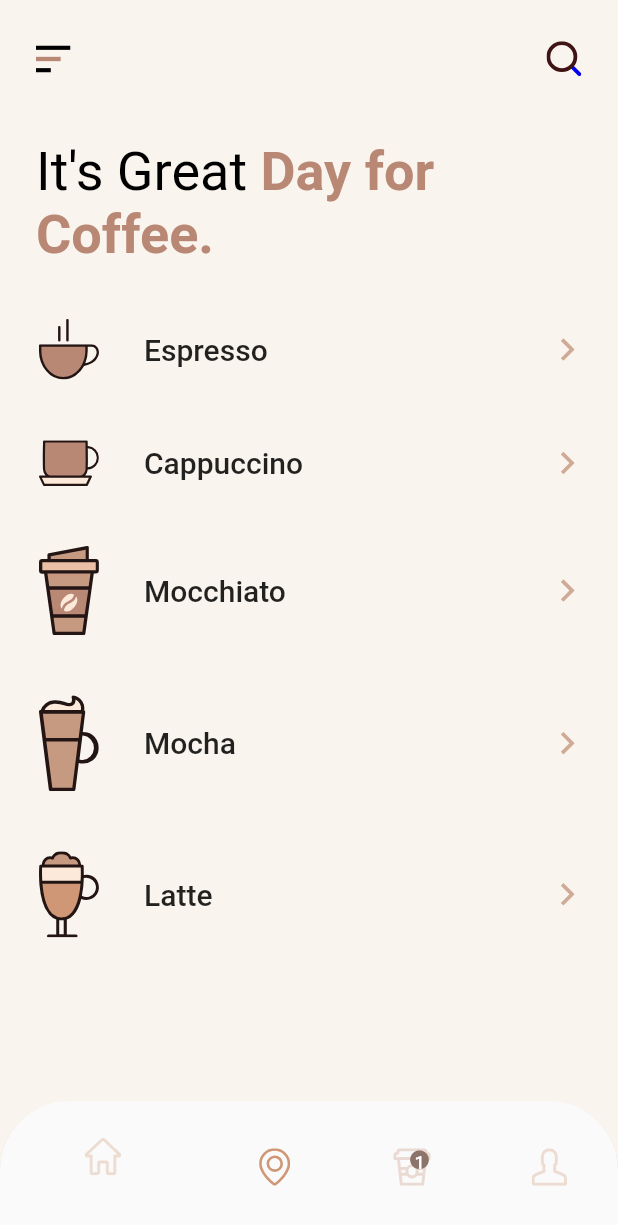
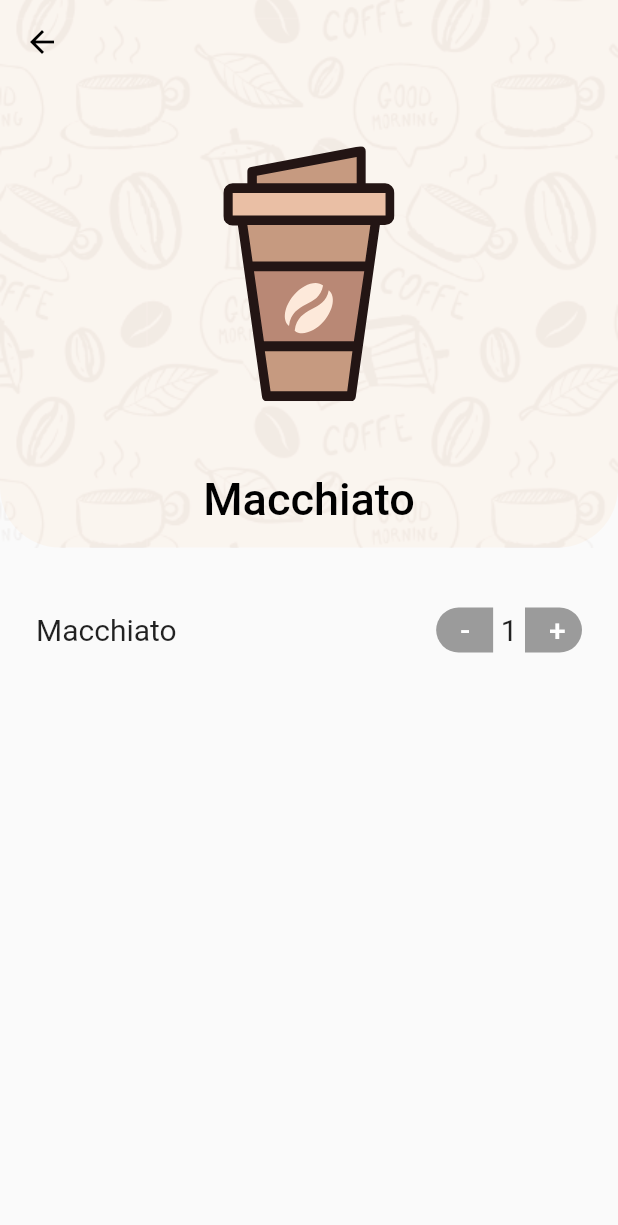
Before and after one commit to subhanrn/CoffeeShop, a Flutter app: the screen it shows after launch, after a tap on "Espresso", on a phone screen of 412 x 824 dp. Shown: the top 1225 px of the screen. Run offline on Flutter 3.47's test engine with Material 2 defaults, Android fonts, the phone set to English and light mode, and no system bars; our stand-ins replace flutter_svg, get_it, google_fonts; Roboto replaces fonts that are missing (Sen).

Commit message:
add detail product page

```diff
--- a/lib/app.dart
+++ b/lib/app.dart
@@ -1,5 +1,8 @@
-import 'package:CoffeeShop/pages/home.dart';
+import 'package:CoffeeShop/navigation/locator.dart';
+import 'package:CoffeeShop/navigation/router.dart' as router;
+import 'package:CoffeeShop/services/navigation_service.dart';
 import 'package:flutter/material.dart';
+import 'package:google_fonts/google_fonts.dart';
 
 class MyApp extends StatelessWidget {
   @override
@@ -10,8 +13,12 @@ class MyApp extends StatelessWidget {
       theme: ThemeData(
         primarySwatch: Colors.blue,
         visualDensity: VisualDensity.adaptivePlatformDensity,
+        fontFamily: GoogleFonts.sen().fontFamily,
       ),
-      home: HomePage(),
+      navigatorKey: locator<NavigationService>().navigatorKey,
+      onGenerateRoute: router.generateRoute,
+      initialRoute: '',
+      // home: HomePage(),
     );
   }
 }
--- a/lib/main.dart
+++ b/lib/main.dart
@@ -1,4 +1,8 @@
 import 'package:CoffeeShop/app.dart';
+import 'package:CoffeeShop/navigation/locator.dart';
 import 'package:flutter/material.dart';
 
-void main() => runApp(MyApp());
+void main() {
+  setupLocator();
+  runApp(MyApp());
+}
--- /dev/null
+++ b/lib/navigation/locator.dart
@@ -0,0 +1,8 @@
+import 'package:CoffeeShop/services/navigation_service.dart';
+import 'package:get_it/get_it.dart';
+
+GetIt locator = GetIt.instance;
+
+void setupLocator() {
+  locator.registerLazySingleton(() => NavigationService());
+}
--- /dev/null
+++ b/lib/navigation/route_paths.dart
@@ -0,0 +1,2 @@
+const String Home = 'Home';
+const String ItemDetail = 'ItemDetail';
--- /dev/null
+++ b/lib/navigation/router.dart
@@ -0,0 +1,44 @@
+import 'package:CoffeeShop/navigation/route_paths.dart' as routePath;
+import 'package:CoffeeShop/pages/home.dart';
+import 'package:CoffeeShop/pages/item_detail.dart';
+import 'package:flutter/material.dart';
+
+Route<dynamic> generateRoute(RouteSettings settings) {
+  switch (settings.name) {
+    case routePath.Home:
+      return MaterialPageRoute(
+        builder: (context) => HomePage(),
+      );
+
+    case routePath.ItemDetail:
+      return MaterialPageRoute(
+        builder: (context) => ItemDetail(),
+      );
+
+    // case routePath.CounterBloc:
+    //   return MaterialPageRoute(
+    //     builder: (_) => BlocProvider(
+    //       create: (_) => CounterBloc(),
+    //       child: CounterBlocPage(),
+    //     ),
+    //   );
+    //
+    // case routePath.CounterCubit:
+    //   return MaterialPageRoute(
+    //     builder: (_) => BlocProvider(
+    //       create: (_) => CounterCubit(),
+    //       child: CounterCubitPage(),
+    //     ),
+    //   );
+    //
+    // case routePath.SharedCounterCubit:
+    //   return MaterialPageRoute(
+    //     builder: (context) => SharedCounterCubitPage(),
+    //   );
+
+    default:
+      return MaterialPageRoute(
+        builder: (context) => HomePage(),
+      );
+  }
+}
--- a/lib/pages/home.dart
+++ b/lib/pages/home.dart
@@ -1,8 +1,9 @@
 import 'package:CoffeeShop/models/coffee_category.dart';
+import 'package:CoffeeShop/utils/constants.dart';
+import 'package:CoffeeShop/widgets/bottom_navigation.dart';
 import 'package:CoffeeShop/widgets/list_coffee.dart';
 import 'package:flutter/material.dart';
 import 'package:flutter_svg/flutter_svg.dart';
-import 'package:google_fonts/google_fonts.dart';
 
 class HomePage extends StatefulWidget {
   @override
@@ -10,7 +11,7 @@ class HomePage extends StatefulWidget {
 }
 
 class _HomePageState extends State<HomePage> {
-  int _selectedIndex = 1;
+  int _selectedIndex = 0;
 
   List<CoffeeCategory> _funcListCoffeeCategory() {
     List<CoffeeCategory> _list = [];
@@ -50,62 +51,24 @@ class _HomePageState extends State<HomePage> {
 
   List<BottomNavigationBarItem> _barIcons() {
     return [
-      _createBottomNavigationBarItem('assets/home_icon.svg', 'Home'),
-      _createBottomNavigationBarItem('assets/pin_maps_icon.svg', 'Locations'),
-      _createBottomNavigationBarItem(
+      createBottomNavigationBarItem(
+        'assets/home_icon.svg',
+        'Home',
+      ),
+      createBottomNavigationBarItem(
+        'assets/pin_maps_icon.svg',
+        'Locations',
+      ),
+      createBottomNavigationBarItem(
         'assets/cup_icon.svg',
         'Coffee',
         notificationCount: 1,
       ),
-      _createBottomNavigationBarItem('assets/profile_icon.svg', 'Profile'),
+      createBottomNavigationBarItem(
+        'assets/profile_icon.svg',
+        'Profile',
+      ),
     ];
-  }
-
-  BottomNavigationBarItem _createBottomNavigationBarItem(
-      String asset, String semantic,
-      {int notificationCount = 0}) {
-    return BottomNavigationBarItem(
-      icon: Stack(
-        children: [
-          SvgPicture.asset(
-            asset,
-            semanticsLabel: semantic,
-            height: 25,
-            width: 25,
-          ),
-          if (notificationCount > 0)
-            Positioned(
-              top: 0,
-              right: 0,
-              child: Stack(
-                children: <Widget>[
-                  Icon(
-                    Icons.brightness_1,
-                    size: 15,
-                    color: Color(0xff8C746A),
-                  ),
-                  Positioned(
-                    top: 2.5,
-                    right: 4,
-                    child: Text(
-                      '$notificationCount',
-                      style: TextStyle(
-                        color: Colors.white,
-                        fontSize: 12,
-                        fontWeight: FontWeight.w500,
-                      ),
-                    ),
-                  )
-                ],
-              ),
-            ),
-        ],
-      ),
-      title: Text(
-        '',
-        style: TextStyle(fontSize: 0),
-      ),
-    );
   }
 
   void _onItemTapped(int index) {
@@ -117,10 +80,12 @@ class _HomePageState extends State<HomePage> {
   @override
   Widget build(BuildContext context) {
     List<CoffeeCategory> _listCoffeeCategory = _funcListCoffeeCategory();
+    List<BottomNavigationBarItem> _listBarIcons = _barIcons();
+
     return Scaffold(
       body: SafeArea(
         child: Container(
-          color: Color(0xfffaf4ee),
+          color: DefaultColor,
           child: Column(children: [
             Container(
               padding: EdgeInsets.symmetric(
@@ -149,16 +114,10 @@ class _HomePageState extends State<HomePage> {
               alignment: Alignment.topLeft,
               child: Text.rich(
                 TextSpan(
-                  style: GoogleFonts.sen(
-                    textStyle: TextStyle(
-                      fontFamily: 'Sen',
-                      fontSize: 36,
-                      color: Color(0xff000000),
-                    ),
-                  ),
+                  style: TextStyle(fontSize: 36),
                   children: [
                     TextSpan(
-                      text: 'It\'s Great',
+                      text: "It's Great",
                     ),
                     TextSpan(
                       text: ' ',
@@ -169,7 +128,7 @@ class _HomePageState extends State<HomePage> {
                     TextSpan(
                       text: 'Day for\nCoffee.',
                       style: TextStyle(
-                        color: Color(0xffb98875),
+                        color: BrownColor,
                         fontWeight: FontWeight.w700,
                       ),
                     ),
@@ -199,20 +158,23 @@ class _HomePageState extends State<HomePage> {
       ),
       bottomNavigationBar: Container(
         height: 90,
-        color: Color(0xfffaf4ee),
+        color: DefaultColor,
         child: ClipRRect(
           borderRadius: BorderRadius.only(
             topLeft: Radius.circular(46),
             topRight: Radius.circular(46),
           ),
-          child: BottomNavigationBar(
-            items: _barIcons(),
-            currentIndex: _selectedIndex,
-            selectedItemColor: Colors.amber[800],
-            onTap: _onItemTapped,
-          ),
+          child: _bottomNavBar(_listBarIcons),
         ),
       ),
     );
   }
+
+  BottomNavigationBar _bottomNavBar(List<BottomNavigationBarItem> items) {
+    return BottomNavigationBar(
+      items: items,
+      currentIndex: _selectedIndex,
+      onTap: _onItemTapped,
+    );
+  }
 }
--- /dev/null
+++ b/lib/pages/item_detail.dart
@@ -0,0 +1,168 @@
+import 'package:CoffeeShop/utils/constants.dart';
+import 'package:flutter/material.dart';
+import 'package:flutter_svg/flutter_svg.dart';
+
+class ItemDetail extends StatelessWidget {
+  @override
+  Widget build(BuildContext context) {
+    return Scaffold(
+      body: SafeArea(
+        child: CustomScrollView(
+          slivers: <Widget>[
+            SliverAppBar(
+              iconTheme: IconThemeData(
+                color: Colors.black,
+              ),
+              backgroundColor: DefaultColor,
+              expandedHeight: 365,
+              pinned: true,
+              shape: RoundedRectangleBorder(
+                borderRadius: BorderRadius.only(
+                  bottomLeft: Radius.circular(40),
+                  bottomRight: Radius.circular(40),
+                ),
+              ),
+              flexibleSpace: FlexibleSpaceBar(
+                centerTitle: true,
+                title: Text(
+                  'Macchiato',
+                  style: TextStyle(color: Colors.black),
+                ),
+                // background: Image.asset(
+                //   'assets/bg.png',
+                //   fit: BoxFit.cover,
+                // ),
+                background: Container(
+                  decoration: BoxDecoration(
+                    image: DecorationImage(
+                      image: AssetImage(
+                        'assets/bg.png',
+                      ),
+                      fit: BoxFit.cover,
+                    ),
+                  ),
+                  child: Center(
+                    // color: Colors.purple,
+                    child: SvgPicture.asset(
+                      'assets/macciato.svg',
+                      height: 170,
+                    ),
+                  ),
+                ),
+              ),
+            ),
+            SliverFillRemaining(
+              child: _buildContent(),
+            ),
+          ],
+        ),
+      ),
+    );
+  }
+
+  Widget _buildContent() {
+    return Container(
+      // color: Colors.red,
+      padding: EdgeInsets.only(top: 40, left: 24, right: 24),
+      child: Column(
+        children: [
+          Container(
+            height: 30,
+            child: Row(
+              crossAxisAlignment: CrossAxisAlignment.center,
+              mainAxisAlignment: MainAxisAlignment.spaceBetween,
+              children: [
+                Text(
+                  'Macchiato',
+                  style: TextStyle(fontSize: 20),
+                ),
+                Flexible(
+                    flex: 1,
+                    child: Container(
+                      child: Row(
+                        // crossAxisAlignment: CrossAxisAlignment.center,
+                        mainAxisAlignment: MainAxisAlignment.end,
+                        children: [
+                          Container(
+                            height: 38,
+                            width: 38,
+                            // color: DarkBrownColor,
+                            child: RaisedButton(
+                              color: Colors.red,
+                              shape: RoundedRectangleBorder(
+                                borderRadius: BorderRadius.only(
+                                  bottomLeft: Radius.circular(100),
+                                  topLeft: Radius.circular(100),
+                                ),
+                              ),
+                              onPressed: null,
+                              child: Text(
+                                '-',
+                                style: TextStyle(
+                                  fontSize: 20,
+                                  color: Colors.white,
+                                ),
+                              ),
+                            ),
+                          ),
+                          SizedBox(width: 5),
+                          Text('1', style: TextStyle(fontSize: 20)),
+                          SizedBox(width: 5),
+                          Container(
+                            height: 38,
+                            width: 38,
+                            // color: DarkBrownColor,
+                            child: RaisedButton(
+                              color: Colors.red,
+                              shape: RoundedRectangleBorder(
+                                borderRadius: BorderRadius.only(
+                                  // bottomLeft: Radius.circular(100),
+                                  bottomRight: Radius.circular(100),
+                                  topRight: Radius.circular(100),
+                                ),
+                              ),
+                              onPressed: null,
+                              child: Text(
+                                '+',
+                                style: TextStyle(
+                                  fontSize: 20,
+                                  color: Colors.white,
+                                ),
+                              ),
+                            ),
+                          ),
+                        ],
+                      ),
+                    ))
+                // Container(
+                //   color: Colors.purple,
+                //   child: Row(
+                //     children: [
+                //       FlatButton(
+                //         onPressed: null,
+                //         child: Container(
+                //           width: 0,
+                //           color: BrownColor,
+                //           child: Center(
+                //             child: Text(
+                //               '+',
+                //               style: TextStyle(color: Colors.white),
+                //             ),
+                //           ),
+                //         ),
+                //         color: Colors.green,
+                //       ),
+                //       Text('a'),
+                //       Text('a'),
+                //       Text('a'),
+                //     ],
+                //   ),
+                // ),
+              ],
+            ),
+          ),
+        ],
+      ),
+    );
+  }
+}
--- /dev/null
+++ b/lib/services/navigation_service.dart
@@ -0,0 +1,21 @@
+import 'package:flutter/material.dart';
+
+class NavigationService {
+  final GlobalKey<NavigatorState> navigatorKey = GlobalKey<NavigatorState>();
+
+  Future<dynamic> push(String routeName, {dynamic arguments}) {
+    return navigatorKey.currentState.pushNamed(routeName, arguments: arguments);
+  }
+
+  Future<dynamic> setRoot(String routeName, {dynamic arguments}) {
+    return navigatorKey.currentState.pushNamedAndRemoveUntil(
+      routeName,
+      (Route<dynamic> route) => false,
+      arguments: arguments,
+    );
+  }
+
+  void pop() {
+    return navigatorKey.currentState.pop();
+  }
+}
--- /dev/null
+++ b/lib/utils/constants.dart
@@ -0,0 +1,5 @@
+import 'dart:ui';
+
+const Color DefaultColor = Color(0xfffaf4ee);
+const Color BrownColor = Color(0xffb98875);
+const Color DarkBrownColor = Color(0xff8C746A);
--- /dev/null
+++ b/lib/widgets/bottom_navigation.dart
@@ -0,0 +1,51 @@
+import 'package:CoffeeShop/utils/constants.dart';
+import 'package:flutter/cupertino.dart';
+import 'package:flutter/material.dart';
+import 'package:flutter_svg/flutter_svg.dart';
+
+BottomNavigationBarItem createBottomNavigationBarItem(
+    String asset, String semantic,
+    {int notificationCount = 0}) {
+  return BottomNavigationBarItem(
+    icon: Stack(
+      children: [
+        SvgPicture.asset(
+          asset,
+          semanticsLabel: semantic,
+          height: 25,
+          width: 25,
+        ),
+        if (notificationCount > 0)
+          Positioned(
+            top: 0,
+            right: 0,
+            child: Stack(
+              children: <Widget>[
+                Icon(
+                  Icons.brightness_1,
+                  size: 15,
+                  color: DarkBrownColor,
+                ),
+                Positioned(
+                  top: 1,
+                  right: 4.5,
+                  child: Text(
+                    '$notificationCount',
+                    style: TextStyle(
+                      color: Colors.white,
+                      fontSize: 12,
+                      fontWeight: FontWeight.w500,
+                    ),
+                  ),
+                )
+              ],
+            ),
+          ),
+      ],
+    ),
+    title: Text(
+      '',
+      style: TextStyle(fontSize: 0),
+    ),
+  );
+}
--- a/lib/widgets/list_coffee.dart
+++ b/lib/widgets/list_coffee.dart
@@ -1,6 +1,8 @@
+import 'package:CoffeeShop/navigation/locator.dart';
+import 'package:CoffeeShop/navigation/route_paths.dart' as routePath;
+import 'package:CoffeeShop/services/navigation_service.dart';
 import 'package:flutter/material.dart';
 import 'package:flutter_svg/flutter_svg.dart';
-import 'package:google_fonts/google_fonts.dart';
 
 class ListCoffee extends StatelessWidget {
   final String text;
@@ -15,8 +17,11 @@ class ListCoffee extends StatelessWidget {
 
   @override
   Widget build(BuildContext context) {
+    final NavigationService _navigationService = locator<NavigationService>();
     return FlatButton(
-      onPressed: () {},
+      onPressed: () {
+        _navigationService.push(routePath.ItemDetail);
+      },
       child: Center(
         child: Container(
           padding: EdgeInsets.symmetric(vertical: 20),
@@ -31,9 +36,7 @@ class ListCoffee extends StatelessWidget {
                 padding: EdgeInsets.only(left: 30),
                 child: Text(
                   '$text',
-                  style: GoogleFonts.sen(
-                    fontSize: 20,
-                  ),
+                  style: TextStyle(fontSize: 20),
                 ),
               ),
               Flexible(
--- a/pubspec.yaml
+++ b/pubspec.yaml
@@ -25,6 +25,7 @@ dependencies:
     sdk: flutter
   flutter_svg: ^0.18.1
   google_fonts: ^1.1.0
+  get_it: ^4.0.4
 
 
   # The following adds the Cupertino Icons font to your application.
@@ -48,6 +49,9 @@ flutter:
 
   # To add assets to your application, add an assets section, like this:
   assets:
+    #      Splash
+    - assets/bg.png
+
     #    Main Menu
     - assets/burger_menu.svg
     - assets/search_icon.svg
```
Also changed, not shown: assets/bg.png (added), assets/cup_icon.svg, assets/home_icon.svg, assets/profile_icon.svg, pubspec.lock, 3 other files.
